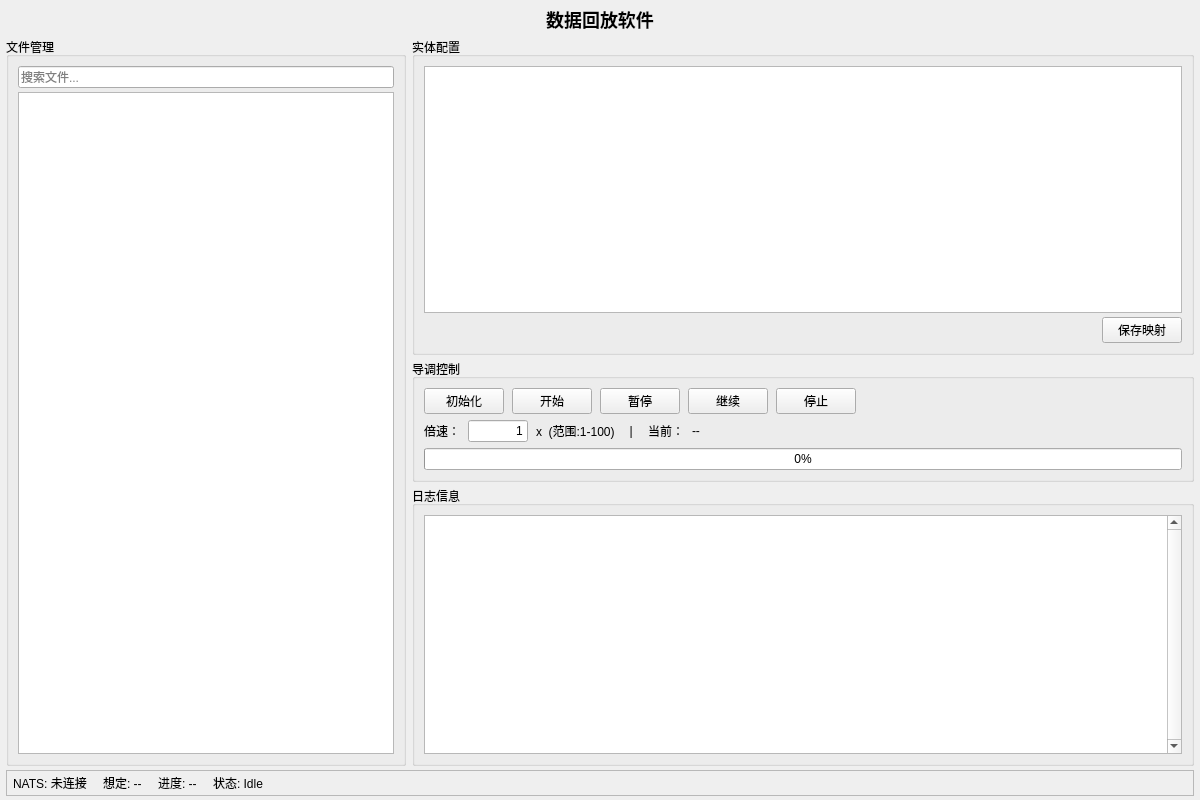
This is src/APP_DataReplay/DataReplayWidget.ui in lkq12345/DataReplay as Qt 5 draws it before an edit. The edited form follows.
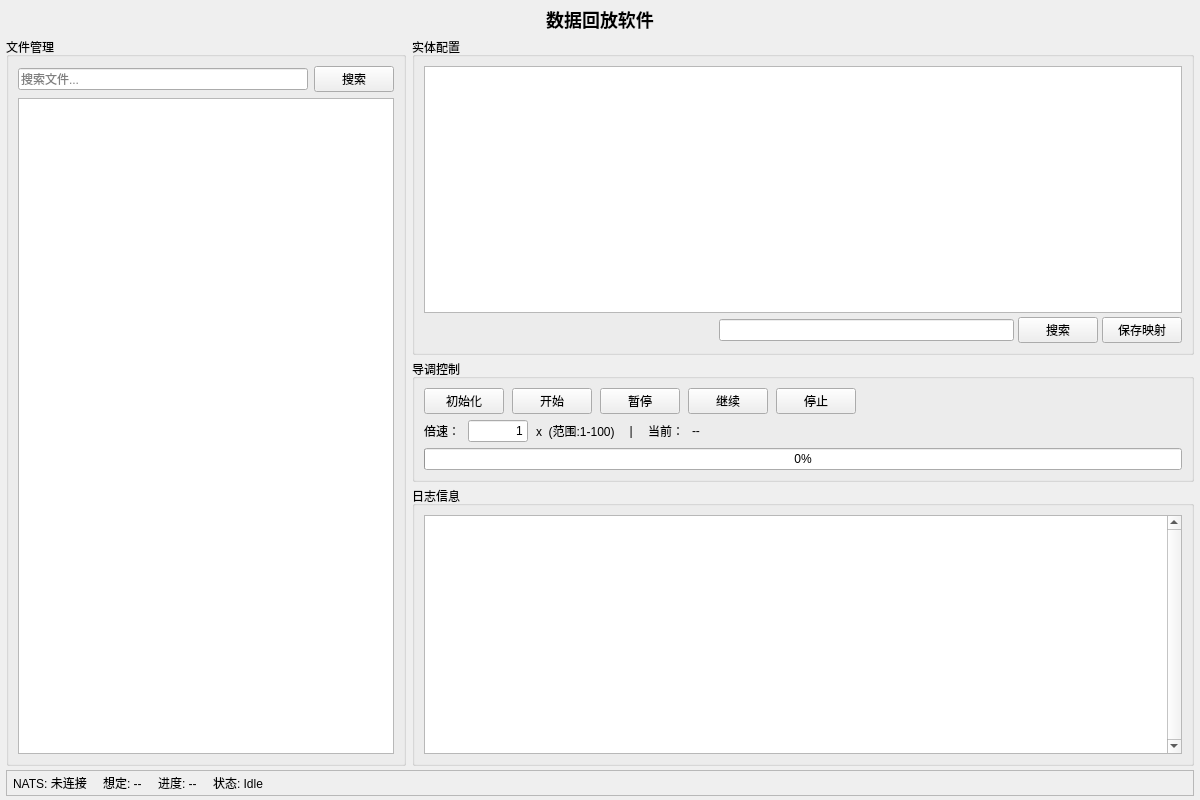
This is the edited form.

Commit message:
feat: 实体ID映射4模式正则替换、搜索过滤功能、代码清理
新增功能:
- 实体ID映射支持4种正则模式: "entity":N, "entityId":[N], 实体ID：N, "id":"N"
- 映射替换同时覆盖Init记录和tick数据
- 引号前可选反斜杠(\?)兼容JSON字符串值内部转义形式
- 实体配置面板搜索: 按ID/名称/映射ID模糊匹配过滤
- 文件管理面板搜索按钮: 回车或点击搜索, 过滤并展开匹配节点

代码清理:
- 删除冗余信号: scenarioLoaded/unloaded, messageReceived, dataSent
- 删除未调用的 setInteriorCommunication 及 Communication_Interior 链路
- 移除不必要的 header include
- 数据文件统一: "entity":"N" → "entity":N

修复:
- setEntityIdMapping 调用移至 initReplay 之前
- 同步 ui_DataReplayWidget.h 与 .ui 文件控件声明

Diff of the .ui file:
```diff
--- a/src/APP_DataReplay/DataReplayWidget.ui
+++ b/src/APP_DataReplay/DataReplayWidget.ui
@@ -73,10 +73,9 @@
        <property name="title">
         <string>文件管理</string>
        </property>
-       <layout class="QVBoxLayout" name="verticalLayout_FileMgr">
-        <property name="spacing">
-         <number>4</number>
-        </property>
+       <layout class="QVBoxLayout" name="verticalLayout">
+        <item>
+         <layout class="QHBoxLayout" name="horizontalLayout">
         <item>
          <widget class="QLineEdit" name="edit_SearchFile">
           <property name="placeholderText">
@@ -88,6 +87,15 @@
          </widget>
         </item>
         <item>
+           <widget class="QPushButton" name="Btn_SearchFile">
+            <property name="text">
+             <string>搜索</string>
+            </property>
+           </widget>
+          </item>
+         </layout>
+        </item>
+        <item>
          <widget class="QTreeView" name="treeView_Scenario">
           <property name="editTriggers">
            <set>QAbstractItemView::NoEditTriggers</set>
@@ -166,6 +174,16 @@
               </property>
              </spacer>
             </item>
+            <item>
+             <widget class="QLineEdit" name="lineEdit_SearchEntity"/>
+            </item>
+            <item>
+             <widget class="QPushButton" name="Btn_SearchEntity">
+              <property name="text">
+               <string>搜索</string>
+              </property>
+             </widget>
+            </item>
             <item>
              <widget class="QPushButton" name="btn_SaveMapping">
               <property name="text">
```
Lines whose indentation alone changed are shown as unchanged. The commit also changes 21 other files.
